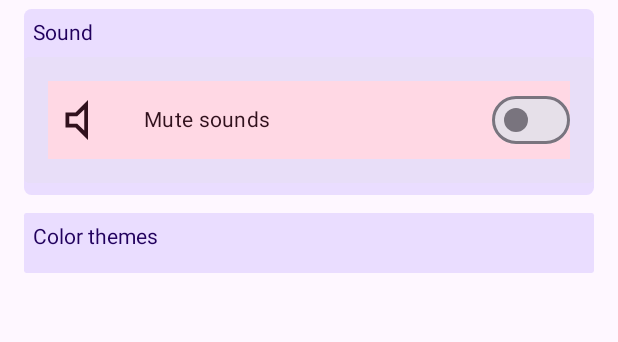
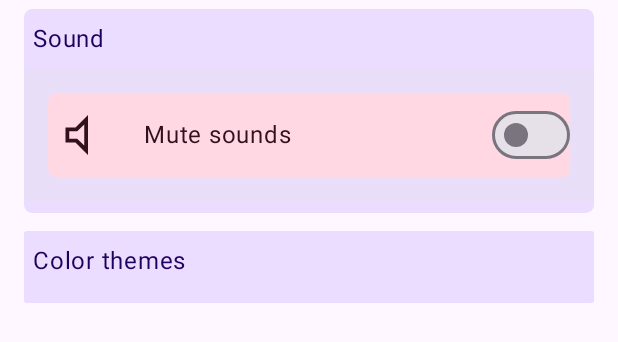
Before and after one commit to ToDoTurtle/ToDoTurtle-Android, an Android app built with Jetpack Compose: the @Preview function PreferenceUIPreview, on a phone screen of 412 x 824 dp. Shown: the top 342 px of the screen. Run offline under Robolectric (Android 15) with nearby library versions, the phone set to English and light mode, and no system bars.

Commit message:
refactor: update font on preference screen

```diff
--- a/app/src/main/java/com/eps/todoturtle/preferences/ui/PreferenceGroup.kt
+++ b/app/src/main/java/com/eps/todoturtle/preferences/ui/PreferenceGroup.kt
@@ -14,7 +14,9 @@ import androidx.compose.material3.Text
 import androidx.compose.runtime.Composable
 import androidx.compose.ui.Modifier
 import androidx.compose.ui.res.stringResource
+import androidx.compose.ui.text.font.FontFamily
 import androidx.compose.ui.unit.dp
+import com.eps.todoturtle.shared.logic.extensions.RobotoThin
 
 @Composable
 internal fun PreferenceGroup(
@@ -35,6 +37,8 @@ internal fun PreferenceGroup(
             Text(
                 text = stringResource(groupTitle),
                 modifier = Modifier.padding(horizontal = 6.dp),
+                style = MaterialTheme.typography.bodyLarge,
+                fontFamily = FontFamily.RobotoThin,
             )
             Spacer(modifier = Modifier.height(8.dp))
             Surface(
--- a/app/src/main/java/com/eps/todoturtle/preferences/ui/PreferenceSwitch.kt
+++ b/app/src/main/java/com/eps/todoturtle/preferences/ui/PreferenceSwitch.kt
@@ -10,7 +10,7 @@ import androidx.compose.foundation.layout.fillMaxWidth
 import androidx.compose.foundation.layout.padding
 import androidx.compose.foundation.layout.size
 import androidx.compose.foundation.layout.width
-import androidx.compose.material3.Divider
+import androidx.compose.foundation.shape.RoundedCornerShape
 import androidx.compose.material3.Icon
 import androidx.compose.material3.MaterialTheme
 import androidx.compose.material3.Surface
@@ -21,8 +21,10 @@ import androidx.compose.ui.Alignment
 import androidx.compose.ui.Modifier
 import androidx.compose.ui.res.painterResource
 import androidx.compose.ui.res.stringResource
+import androidx.compose.ui.text.font.FontFamily
 import androidx.compose.ui.text.style.TextAlign
 import androidx.compose.ui.unit.dp
+import com.eps.todoturtle.shared.logic.extensions.RobotoThin
 
 @Composable
 internal fun PreferenceSwitch(
@@ -37,6 +39,7 @@ internal fun PreferenceSwitch(
             .fillMaxWidth()
             .padding(16.dp),
         color = MaterialTheme.colorScheme.tertiaryContainer,
+        shape = RoundedCornerShape(10)
     ) {
         Column {
             Row(
@@ -53,7 +56,8 @@ internal fun PreferenceSwitch(
                     Text(
                         text = stringResource(text),
                         modifier = Modifier.padding(16.dp),
-                        style = MaterialTheme.typography.bodyMedium,
+                        style = MaterialTheme.typography.bodyLarge,
+                        fontFamily = FontFamily.RobotoThin,
                         textAlign = TextAlign.Start
                     )
                 }
--- /dev/null
+++ b/app/src/main/java/com/eps/todoturtle/shared/logic/extensions/FontFamilyExt.kt
@@ -0,0 +1,7 @@
+package com.eps.todoturtle.shared.logic.extensions
+
+import android.graphics.Typeface
+import androidx.compose.ui.text.font.FontFamily
+
+val FontFamily.Companion.RobotoThin: FontFamily
+    get() = FontFamily(Typeface.create("Roboto-Thin", Typeface.NORMAL))
```
Also changed, not shown: app/src/main/assets/Roboto-Thin.ttf (added).
